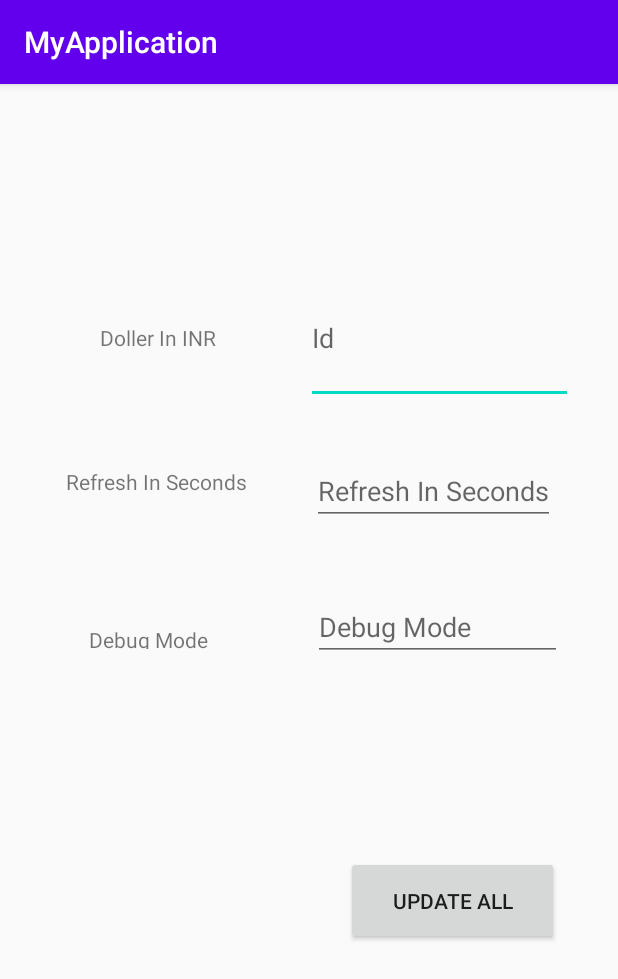
After one commit to ARUNJOSE144/AndroidApp, an Android app: the PropertyActivity screen opened directly, with no data from a screen before it, on a phone screen of 412 x 824 dp. The commit adds this screen. Shown: the top 979 px of the screen. Run offline under Robolectric (Android 15) with nearby library versions, the phone set to English and light mode, and no system bars; our stand-ins replace Volley; network calls fail.

Commit message:
Updates in Event

```diff
--- a/app/src/main/AndroidManifest.xml
+++ b/app/src/main/AndroidManifest.xml
@@ -13,7 +13,8 @@
         android:supportsRtl="true"
         android:theme="@style/AppTheme"
         android:usesCleartextTraffic="true">
-        <activity android:name=".CreateCoin"></activity>
+        <activity android:name=".PropertyActivity"></activity>
+        <activity android:name=".CreateCoin" />
         <activity android:name=".MainActivity">
             <intent-filter>
                 <action android:name="android.intent.action.MAIN" />
--- /dev/null
+++ b/app/src/main/java/com/example/myapplication/PropertyActivity.java
@@ -0,0 +1,103 @@
+package com.example.myapplication;
+
+import androidx.appcompat.app.AppCompatActivity;
+
+import android.content.Intent;
+import android.os.Bundle;
+import android.view.View;
+import android.widget.Button;
+import android.widget.EditText;
+import android.widget.Toast;
+
+import java.util.ArrayList;
+import java.util.List;
+
+public class PropertyActivity extends AppCompatActivity {
+    DBHelper DB;
+    EditText DollerInINR, refreshInSeconds, debugMode;
+    Button cancelButton, updateAllButton;
+
+    @Override
+    protected void onCreate(Bundle savedInstanceState) {
+        super.onCreate(savedInstanceState);
+        setContentView(R.layout.activity_property);
+        getSetData();
+
+        cancelButton = (Button) findViewById(R.id.cancelPropsButton);
+        cancelButton.setOnClickListener(new View.OnClickListener() {
+            @Override
+            public void onClick(View view) {
+                opentoMainPage();
+            }
+        });
+
+        updateAllButton = (Button) findViewById(R.id.updateAllPropsButton);
+        updateAllButton.setOnClickListener(new View.OnClickListener() {
+            @Override
+            public void onClick(View view) {
+                saveData();
+            }
+        });
+
+    }
+
+    public void opentoMainPage() {
+        Intent intent = new Intent(this, MainActivity.class);
+        startActivity(intent);
+    }
+
+    void getSetData() {
+        DB = new DBHelper(this);
+        DollerInINR = (EditText) findViewById(R.id.DollerInINR);
+        refreshInSeconds = (EditText) findViewById(R.id.refreshInSeconds);
+        debugMode = (EditText) findViewById(R.id.debugMode);
+
+        List<Property> properties = DB.getAllProperty();
+        for (Property property : properties) {
+            if (property.getName().equalsIgnoreCase("DollerInINR")) {
+                DollerInINR.setText(property.getValue());
+            } else if (property.getName().equalsIgnoreCase("refreshInSeconds")) {
+                refreshInSeconds.setText(property.getValue());
+            } else if (property.getName().equalsIgnoreCase("debugMode")) {
+                debugMode.setText(property.getValue());
+            }
+        }
+
+    }
+
+
+    void saveData() {
+        DB = new DBHelper(this);
+        DollerInINR = (EditText) findViewById(R.id.DollerInINR);
+        refreshInSeconds = (EditText) findViewById(R.id.refreshInSeconds);
+        debugMode = (EditText) findViewById(R.id.debugMode);
+
+        List<Property> properties = new ArrayList<>();
+
+        Property dollerInINRProperty = new Property();
+        dollerInINRProperty.setName("DollerInINR");
+        dollerInINRProperty.setValue(DollerInINR.getText().toString());
+        properties.add(dollerInINRProperty);
+
+        Property refreshInSecondsProperty = new Property();
+        refreshInSecondsProperty.setName("refreshInSeconds");
+        refreshInSecondsProperty.setValue(refreshInSeconds.getText().toString());
+        properties.add(refreshInSecondsProperty);
+
+        Property debugModeProperty = new Property();
+        debugModeProperty.setName("debugMode");
+        debugModeProperty.setValue(debugMode.getText().toString());
+        properties.add(debugModeProperty);
+        DB.deleteAllProperty();
+        boolean stat = DB.inserAllProps(properties);
+        if (stat) {
+            /*Intent intent = new Intent(this, MainActivity.class);
+            startActivity(intent);*/
+            Toast.makeText(getApplicationContext(), "Updated", Toast.LENGTH_LONG).show();
+        } else {
+            Toast.makeText(getApplicationContext(), "Update Failed", Toast.LENGTH_LONG).show();
+        }
+    }
+
+
+}
--- a/app/src/main/res/layout/activity_create_coin.xml
+++ b/app/src/main/res/layout/activity_create_coin.xml
@@ -126,7 +126,8 @@
         android:layout_marginEnd="34dp"
         android:layout_marginBottom="-124dp"
         android:layout_toStartOf="@+id/addButton"
-        android:text="Cancel" />
+        android:text="Cancel"
+        android:visibility="invisible" />
 
     <Button
         android:id="@+id/addButton"
--- /dev/null
+++ b/app/src/main/res/layout/activity_property.xml
@@ -0,0 +1,113 @@
+<?xml version="1.0" encoding="utf-8"?>
+<RelativeLayout xmlns:android="http://schemas.android.com/apk/res/android"
+    xmlns:app="http://schemas.android.com/apk/res-auto"
+    xmlns:tools="http://schemas.android.com/tools"
+    android:layout_width="match_parent"
+    android:layout_height="match_parent"
+    tools:context=".PropertyActivity">
+
+
+    <TextView
+        android:id="@+id/textView"
+        android:layout_width="134dp"
+        android:layout_height="15dp"
+        android:layout_above="@+id/refreshInSeconds1"
+        android:layout_alignParentStart="true"
+        android:layout_alignParentTop="true"
+        android:layout_marginStart="38dp"
+        android:layout_marginTop="159dp"
+        android:layout_marginEnd="31dp"
+        android:layout_marginBottom="45dp"
+        android:layout_toStartOf="@+id/DollerInINR"
+        android:text="Doller In INR"
+        android:textAlignment="center" />
+
+    <EditText
+        android:id="@+id/DollerInINR"
+        android:layout_width="178dp"
+        android:layout_height="43dp"
+        android:layout_above="@+id/refreshInSeconds"
+        android:layout_alignParentTop="true"
+        android:layout_alignParentEnd="true"
+        android:layout_marginTop="125dp"
+        android:layout_marginEnd="30dp"
+        android:layout_marginBottom="35dp"
+        android:hint="Id"
+        android:inputType="textPersonName" />
+
+
+    <TextView
+        android:id="@+id/refreshInSeconds1"
+        android:layout_width="145dp"
+        android:layout_height="16dp"
+        android:layout_above="@+id/debugMode1"
+        android:layout_alignParentStart="true"
+        android:layout_marginStart="29dp"
+        android:layout_marginEnd="29dp"
+        android:layout_marginBottom="89dp"
+        android:layout_toStartOf="@+id/refreshInSeconds"
+        android:text="Refresh In Seconds"
+        android:textAlignment="center" />
+
+    <EditText
+        android:id="@+id/refreshInSeconds"
+        android:layout_width="wrap_content"
+        android:layout_height="wrap_content"
+        android:layout_above="@+id/debugMode"
+        android:layout_alignParentEnd="true"
+        android:layout_marginEnd="42dp"
+        android:layout_marginBottom="45dp"
+        android:hint="Refresh In Seconds"
+        android:inputType="textPersonName"
+        android:text="" />
+
+    <TextView
+        android:id="@+id/debugMode1"
+        android:layout_width="145dp"
+        android:layout_height="16dp"
+        android:layout_above="@+id/cancelPropsButton"
+        android:layout_alignParentStart="true"
+        android:layout_marginStart="26dp"
+        android:layout_marginEnd="37dp"
+        android:layout_marginBottom="142dp"
+        android:layout_toStartOf="@+id/debugMode"
+        android:text="Debug Mode"
+        android:textAlignment="center" />
+
+    <EditText
+        android:id="@+id/debugMode"
+        android:layout_width="166dp"
+        android:layout_height="wrap_content"
+        android:layout_above="@+id/updateAllPropsButton"
+        android:layout_alignParentEnd="true"
+        android:layout_marginEnd="37dp"
+        android:layout_marginBottom="130dp"
+        android:hint="Debug Mode"
+        android:inputType="textPersonName"
+        android:text="" />
+
+    <Button
+        android:id="@+id/cancelPropsButton"
+        android:layout_width="134dp"
+        android:layout_height="58dp"
+        android:layout_alignParentStart="true"
+        android:layout_alignParentBottom="true"
+        android:layout_marginStart="52dp"
+        android:layout_marginEnd="44dp"
+        android:layout_marginBottom="191dp"
+        android:layout_toStartOf="@+id/updateAllPropsButton"
+        android:text="Cancel"
+        android:visibility="invisible" />
+
+    <Button
+        android:id="@+id/updateAllPropsButton"
+        android:layout_width="142dp"
+        android:layout_height="59dp"
+        android:layout_alignParentEnd="true"
+        android:layout_alignParentBottom="true"
+        android:layout_marginEnd="39dp"
+        android:layout_marginBottom="194dp"
+        android:text="Update All" />
+
+
+</RelativeLayout>
```
Also changed, not shown: app/src/main/java/com/example/myapplication/CreateCoin.java (+9 -6 lines), app/src/main/java/com/example/myapplication/DBHelper.java (+39 -0 lines), app/src/main/java/com/example/myapplication/MainActivity.java (+49 -10 lines), app/src/main/java/com/example/myapplication/Property.java (added, +30 -0 lines), app/src/main/res/layout/activity_main.xml (+19 -3 lines).
